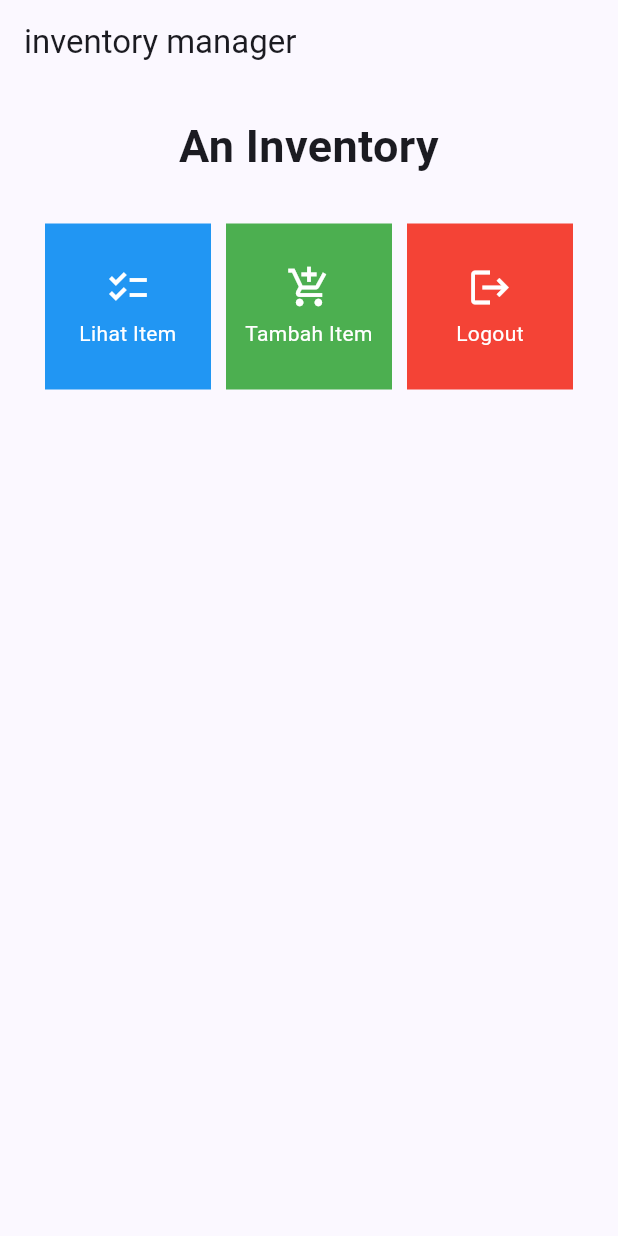
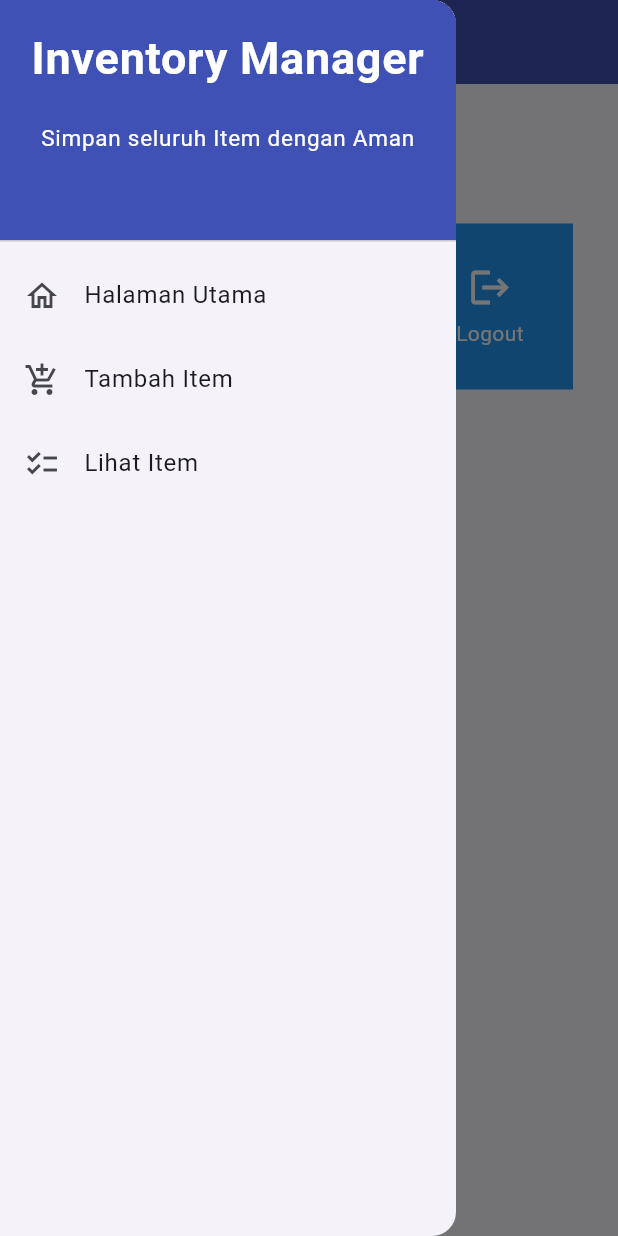
Before and after one commit to aryakdaniswara/inventory-manager-mobile, a Flutter app: the screen it shows after launch, with the side drawer open (before the commit the screen has no drawer), on a phone screen of 412 x 824 dp. Run offline on Flutter 3.47's test engine with Material 2 defaults, Android fonts, the phone set to English and light mode, and no system bars.

Commit message:
make a form and list page

```diff
--- a/inventory_manager/lib/main.dart
+++ b/inventory_manager/lib/main.dart
@@ -1,5 +1,5 @@
 import 'package:flutter/material.dart';
-import 'package:inventory_manager/menu.dart';
+import 'package:inventory_manager/screens/menu.dart';
 
 void main() {
   runApp(const MyApp());
--- a/inventory_manager/lib/menu.dart
+++ /dev/null
@@ -1,102 +0,0 @@
-import 'package:flutter/material.dart';
-
-class MyHomePage extends StatelessWidget {
-  MyHomePage({Key? key}) : super(key: key);
-
-  final List<ShopItem> items = [
-    ShopItem("Lihat Item", Icons.checklist, Colors.blue),
-    ShopItem("Tambah Item", Icons.add_shopping_cart, Colors.green),
-    ShopItem("Logout", Icons.logout, Colors.red),
-  ];
-
-  @override
-  Widget build(BuildContext context) {
-    return Scaffold(
-      appBar: AppBar(
-        title: const Text('inventory manager'),
-      ),
-      body: SingleChildScrollView(
-        child: Padding(
-          padding: const EdgeInsets.all(10.0),
-          child: Column(
-            children: <Widget>[
-              const Padding(
-                padding: EdgeInsets.only(top: 10.0, bottom: 10.0),
-                child: Text(
-                  'An Inventory',
-                  textAlign: TextAlign.center,
-                  style: TextStyle(
-                    fontSize: 30,
-                    fontWeight: FontWeight.bold,
-                  ),
-                ),
-              ),
-              GridView.count(
-                primary: true,
-                padding: const EdgeInsets.all(20),
-                crossAxisSpacing: 10,
-                mainAxisSpacing: 10,
-                crossAxisCount: 3,
-                shrinkWrap: true,
-                children: items.map((ShopItem item) {
-                  return ShopCard(item);
-                }).toList(),
-              ),
-            ],
-          ),
-        ),
-      ),
-    );
-  }
-}
-
-class ShopItem {
-  final String name;
-  final IconData icon;
-  final Color color;
-
-  ShopItem(this.name, this.icon, this.color);
-}
-
-class ShopCard extends StatelessWidget {
-  final ShopItem item;
-
-  ShopCard(this.item, {Key? key}) : super(key: key);
-
-  @override
-  Widget build(BuildContext context) {
-    return Material(
-      color: item.color, // Set the background color based on the item's color
-      child: InkWell(
-        onTap: () {
-          ScaffoldMessenger.of(context)
-            ..hideCurrentSnackBar()
-            ..showSnackBar(SnackBar(
-              content: Text("Kamu telah menekan tombol ${item.name}!"),
-            ));
-        },
-        child: Container(
-          padding: const EdgeInsets.all(8),
-          child: Center(
-            child: Column(
-              mainAxisAlignment: MainAxisAlignment.center,
-              children: [
-                Icon(
-                  item.icon,
-                  color: Colors.white,
-                  size: 30.0,
-                ),
-                const Padding(padding: EdgeInsets.all(3)),
-                Text(
-                  item.name,
-                  textAlign: TextAlign.center,
-                  style: const TextStyle(color: Colors.white),
-                ),
-              ],
-            ),
-          ),
-        ),
-      ),
-    );
-  }
-}
--- /dev/null
+++ b/inventory_manager/lib/screens/list.dart
@@ -0,0 +1,35 @@
+import 'package:flutter/material.dart';
+import 'package:inventory_manager/widgets/left_drawer.dart';
+import 'package:inventory_manager/widgets/shop_card.dart';
+
+class ListPage extends StatelessWidget {
+  final List<Item> itemList;
+
+  ListPage(this.itemList);
+
+  @override
+  Widget build(BuildContext context) {
+    return Scaffold(
+      appBar: AppBar(
+        title: const Text('Lihat Item'),
+        backgroundColor: Colors.indigo,
+        foregroundColor: Colors.white,
+      ),
+      drawer: const LeftDrawer(),
+      body: Padding(
+        padding: const EdgeInsets.all(10.0),
+        child: ListView.builder(
+          itemCount: itemList.length,
+          itemBuilder: (context, index) {
+            Item item = itemList[index];
+            return ListTile(
+              title: Text(item.name),
+              subtitle: Text(
+                  'Jumlah: ${item.amount}, Deskripsi: ${item.description}'),
+            );
+          },
+        ),
+      ),
+    );
+  }
+}
--- /dev/null
+++ b/inventory_manager/lib/screens/menu.dart
@@ -0,0 +1,63 @@
+import 'package:flutter/material.dart';
+import 'package:inventory_manager/widgets/left_drawer.dart';
+import 'package:inventory_manager/widgets/shop_card.dart';
+
+class MyHomePage extends StatelessWidget {
+  MyHomePage({Key? key}) : super(key: key);
+  final List<ShopItem> items = [
+    ShopItem("Lihat Item", Icons.checklist, Colors.red),
+    ShopItem("Tambah Item", Icons.add_shopping_cart, Colors.green),
+    ShopItem("Logout", Icons.logout, Colors.blue),
+  ];
+
+  @override
+  Widget build(BuildContext context) {
+    return Scaffold(
+      appBar: AppBar(
+        title: const Text(
+          'Inventory Manager',
+        ),
+        backgroundColor: Colors.indigo,
+        foregroundColor: Colors.white,
+      ),
+      drawer: const LeftDrawer(),
+      body: SingleChildScrollView(
+        // Scrolling wrapper widget
+        child: Padding(
+          padding: const EdgeInsets.all(10.0), // Set padding for the page
+          child: Column(
+            // Widget to display children vertically
+            children: <Widget>[
+              const Padding(
+                padding: EdgeInsets.only(top: 10.0, bottom: 10.0),
+                // Text widget to display text with center alignment and appropriate style
+                child: Text(
+                  'An Inventory', // Text indicating the shop name
+                  textAlign: TextAlign.center,
+                  style: TextStyle(
+                    fontSize: 30,
+                    fontWeight: FontWeight.bold,
+                  ),
+                ),
+              ),
+              // Grid layout
+              GridView.count(
+                // Container for our cards.
+                primary: true,
+                padding: const EdgeInsets.all(20),
+                crossAxisSpacing: 10,
+                mainAxisSpacing: 10,
+                crossAxisCount: 3,
+                shrinkWrap: true,
+                children: items.map((ShopItem item) {
+                  // Iteration for each item
+                  return ShopCard(item);
+                }).toList(),
+              ),
+            ],
+          ),
+        ),
+      ),
+    );
+  }
+}
--- /dev/null
+++ b/inventory_manager/lib/widgets/left_drawer.dart
@@ -0,0 +1,93 @@
+import 'package:flutter/material.dart';
+import 'package:inventory_manager/screens/menu.dart';
+import 'package:inventory_manager/screens/shoplist_form.dart';
+import 'package:inventory_manager/screens/list.dart';
+import 'package:inventory_manager/widgets/shop_card.dart';
+
+class LeftDrawer extends StatelessWidget {
+  const LeftDrawer({super.key});
+
+  @override
+  Widget build(BuildContext context) {
+    return Drawer(
+      child: ListView(
+        children: [
+          const DrawerHeader(
+            decoration: BoxDecoration(
+              color: Colors.indigo,
+            ),
+            child: Column(
+              children: [
+                Text(
+                  'Inventory Manager',
+                  textAlign: TextAlign.center,
+                  style: TextStyle(
+                    fontSize: 30,
+                    fontWeight: FontWeight.bold,
+                    color: Colors.white,
+                  ),
+                ),
+                Padding(padding: EdgeInsets.all(10)),
+                Text(
+                  "Simpan seluruh Item dengan Aman",
+                  textAlign: TextAlign.center,
+                  style: TextStyle(
+                    fontSize: 15.0,
+                    color: Colors.white,
+                    fontWeight: FontWeight.normal,
+                  ),
+                ),
+              ],
+            ),
+          ),
+          ListTile(
+            leading: const Icon(Icons.home_outlined),
+            title: const Text('Halaman Utama'),
+            // Bagian redirection ke MyHomePage
+            onTap: () {
+              Navigator.pushReplacement(
+                  context,
+                  MaterialPageRoute(
+                    builder: (context) => MyHomePage(),
+                  ));
+            },
+          ),
+          ListTile(
+            leading: const Icon(Icons.add_shopping_cart),
+            title: const Text('Tambah Item'),
+            // Bagian redirection ke ShopFormPage
+            onTap: () {
+              /*
+              TODO: Buatlah routing ke ShopFormPage di sini,
+              setelah halaman ShopFormPage sudah dibuat.
+              */
+              Navigator.pushReplacement(
+                  context,
+                  MaterialPageRoute(
+                    builder: (context) => ShopFormPage(),
+                  ));
+            },
+          ), // Bonus, tambah lihat item
+          ListTile(
+            leading: const Icon(Icons.checklist),
+            title: const Text('Lihat Item'),
+            // Bagian redirection ke ShopFormPage
+            onTap: () {
+              /*
+              TODO: Buatlah routing ke ShopFormPage di sini,
+              setelah halaman ShopFormPage sudah dibuat.
+              */
+              Navigator.pushReplacement(
+                  context,
+                  MaterialPageRoute(
+                    builder: (context) => ListPage(itemList),
+
+                    /// BENERINN
+                  ));
+            },
+          ),
+        ],
+      ),
+    );
+  }
+}
--- /dev/null
+++ b/inventory_manager/lib/widgets/shop_card.dart
@@ -0,0 +1,81 @@
+import 'package:flutter/material.dart';
+import 'package:inventory_manager/screens/menu.dart';
+import 'package:inventory_manager/screens/shoplist_form.dart';
+import 'package:inventory_manager/screens/list.dart';
+
+class ShopItem {
+  final String name;
+  final IconData icon;
+  final Color color;
+
+  ShopItem(this.name, this.icon, this.color);
+}
+
+class Item {
+  final String name;
+  final int amount;
+  final String description;
+
+  Item(this.name, this.amount, this.description);
+}
+
+class ShopCard extends StatelessWidget {
+  final ShopItem item;
+
+  const ShopCard(this.item, {super.key}); // Constructor
+
+  @override
+  Widget build(BuildContext context) {
+    return Material(
+      color: item.color,
+      child: InkWell(
+        // Area responsive terhadap sentuhan
+        onTap: () {
+          // Memunculkan SnackBar ketika diklik
+          ScaffoldMessenger.of(context)
+            ..hideCurrentSnackBar()
+            ..showSnackBar(SnackBar(
+                content: Text("Kamu telah menekan tombol ${item.name}!")));
+
+          if (item.name == "Tambah Item") {
+            // Navigasi Tambah Item
+            Navigator.push(
+              context,
+              MaterialPageRoute(builder: (context) => ShopFormPage()),
+            );
+          }
+          if (item.name == "Lihat Item") {
+            // Navigasi halaman Lihat Item
+            // TODO: Gunakan Navigator.push untuk melakukan navigasi ke MaterialPageRoute yang mencakup ShopFormPage.
+            Navigator.push(
+              context,
+              MaterialPageRoute(builder: (context) => ListPage(itemList)),
+            );
+          }
+        },
+        child: Container(
+          // Container untuk menyimpan Icon dan Text
+          padding: const EdgeInsets.all(8),
+          child: Center(
+            child: Column(
+              mainAxisAlignment: MainAxisAlignment.center,
+              children: [
+                Icon(
+                  item.icon,
+                  color: Colors.white,
+                  size: 30.0,
+                ),
+                const Padding(padding: EdgeInsets.all(3)),
+                Text(
+                  item.name,
+                  textAlign: TextAlign.center,
+                  style: const TextStyle(color: Colors.white),
+                ),
+              ],
+            ),
+          ),
+        ),
+      ),
+    );
+  }
+}
```
Also changed, not shown: inventory_manager/lib/screens/shoplist_form.dart (added, +168 -0 lines).
